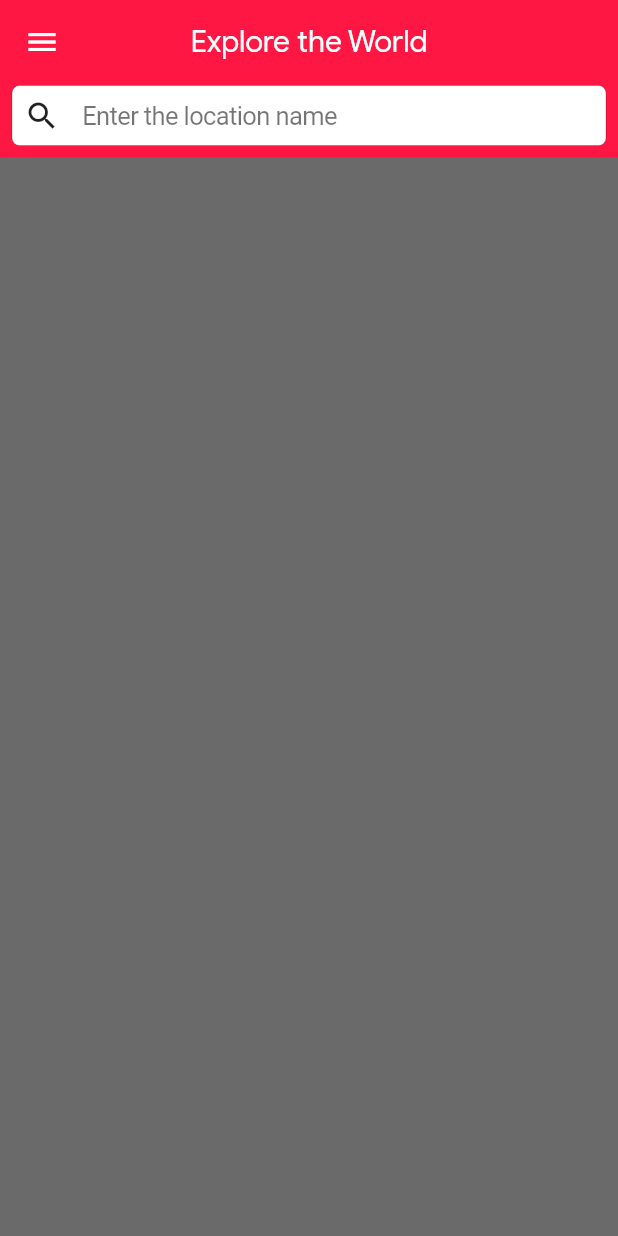
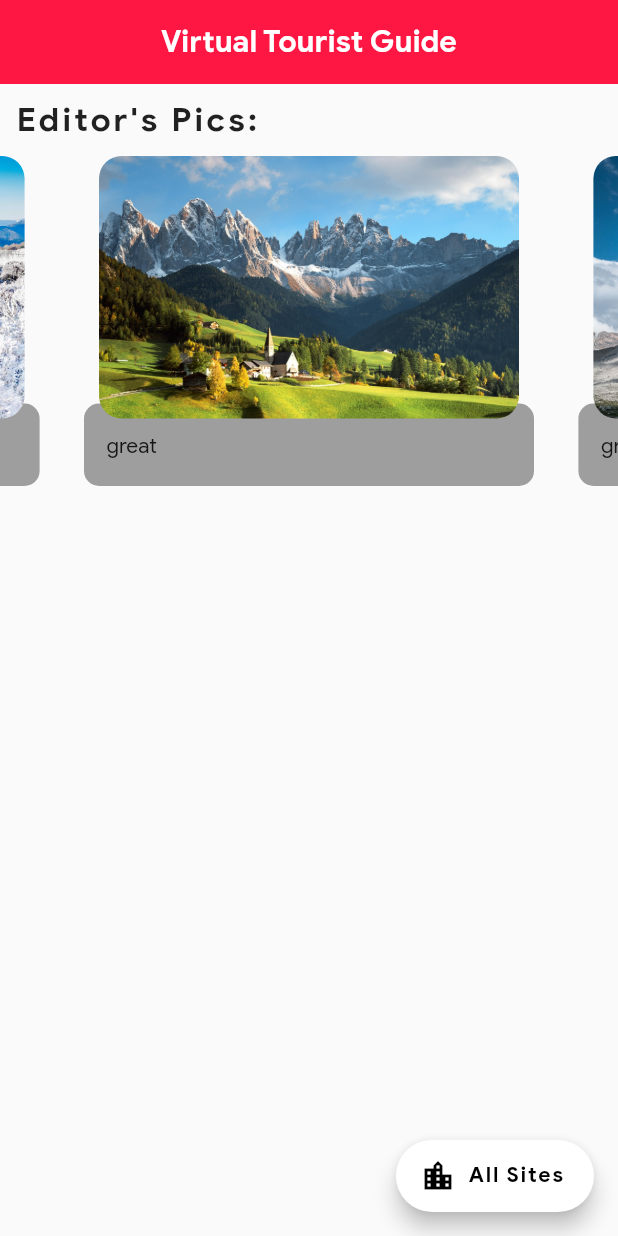
Before and after one commit to shriramrahul7/virtual_tourist_guide, a Flutter app: the screen it shows after launch, on a phone screen of 412 x 824 dp. Run offline on Flutter 3.47's test engine with Material 2 defaults, Android fonts, the phone set to English and light mode, and no system bars; drawn by our look-alikes of carousel_slider; our stand-ins replace flutter_map, fluttertoast, latlong, lottie; missing offline and left inert: maps_launcher.

Commit message:
FrontScreen Images

```diff
--- /dev/null
+++ b/lib/frontScreen.dart
@@ -0,0 +1,223 @@
+//import 'package:carousel_slider/carousel_controller.dart';
+import 'package:carousel_slider/carousel_slider.dart';
+import 'package:flutter/cupertino.dart';
+import 'package:flutter/material.dart';
+
+// class FrontScreen extends StatelessWidget {
+//   @override
+//   Widget build(BuildContext context) {
+//     return Container();
+//   }
+// }
+class FrontScreen extends StatefulWidget {
+  @override
+  _FrontScreenState createState() => _FrontScreenState();
+}
+
+class _FrontScreenState extends State<FrontScreen> {
+  List<FrontSites> editorsSites = [
+    FrontSites(
+        name: 'dolomite',
+        location: 'Italy',
+        imageUrl: 'assets/dola.jpg',
+        fact: 'great'),
+    FrontSites(
+        name: 'Taj Mahal',
+        location: 'Italy',
+        imageUrl: 'assets/1.jpg',
+        fact: 'gre'),
+    FrontSites(
+        name: 'great barrier reef',
+        location: 'Italy',
+        imageUrl: 'assets/2.jpg',
+        fact: 'gret'),
+  ];
+
+  @override
+  Widget build(BuildContext context) {
+    return Scaffold(
+      appBar: AppBar(
+        backgroundColor: Colors.redAccent[400],
+        elevation: 0,
+        title: Text(
+          'Virtual Tourist Guide',
+          style: TextStyle(fontWeight: FontWeight.bold),
+        ),
+        centerTitle: true,
+      ),
+      floatingActionButton: FloatingActionButton.extended(
+        onPressed: () {},
+        label: Text(
+          'All Sites',
+          style: TextStyle(color: Colors.black, fontWeight: FontWeight.bold),
+        ),
+        icon: Icon(Icons.location_city, color: Colors.black),
+        backgroundColor: Colors.white,
+      ),
+      body: Container(
+        child: Column(
+          crossAxisAlignment: CrossAxisAlignment.start,
+          children: [
+            Padding(
+              padding: const EdgeInsets.symmetric(vertical: 10, horizontal: 10),
+              child: Text(
+                "Editor's Pics: ",
+                style: TextStyle(
+                  fontWeight: FontWeight.bold,
+                  fontSize: 22.0,
+                  letterSpacing: 2.0,
+                ),
+              ),
+            ),
+            CarouselSlider(
+              options: CarouselOptions(
+                height: 250,
+                autoPlay: true,
+              ),
+              items: editorsSites
+                  .map(
+                    (e) => Builder(builder: (context) {
+                      return InkWell(
+                        onTap: () {
+                          // Navigator.push(
+                          //   context,
+                          //   CupertinoPageRoute(
+                          //     builder: (context) {
+                          //       return ImageScreen(
+                          //         imageLink: i,
+                          //       );
+                          //     },
+                          //   ),
+                          // );
+                        },
+                        child: Container(
+                          //margin: EdgeInsets.all(10.0),
+                          width: 300.0,
+                          child: Stack(
+                            alignment: Alignment.topCenter,
+                            children: [
+                              Positioned(
+                                bottom: 30,
+                                child: Container(
+                                  height: 55.0,
+                                  width: 300.0,
+                                  decoration: BoxDecoration(
+                                      color: Colors.grey,
+                                      borderRadius:
+                                          BorderRadius.circular(10.0)),
+                                  child: Padding(
+                                    padding: const EdgeInsets.only(top:20.0,left: 15),
+                                    child: Text(e.fact),
+                                  ),
+                                ),
+                              ),
+                              Container(
+                                // decoration: BoxDecoration(
+                                //     color: Colors.white,
+                                //     borderRadius: BorderRadius.circular(15),
+                                //     boxShadow: [
+                                //       // BoxShadow(
+                                //       // color: Colors.white,
+                                //       // blurRadius: 6.0,
+                                //       // )
+                                //     ]),
+                                child: ClipRRect(
+                                  borderRadius:
+                                      BorderRadius.circular(15.0),
+                                  child: Image(
+                                    fit:BoxFit.cover,
+                                    height: 175.0,
+                                    width: 280.0,
+                                    image: AssetImage(e.imageUrl),
+                                  ),
+                                ),
+                              )
+                            ],
+                          ),
+                        ),
+                      );
+                    }),
+                  )
+                  .toList(),
+              // child: ListView.builder(
+              //   scrollDirection: Axis.horizontal,
+              //   itemCount: editorsSites.length,
+              //   itemBuilder: (BuildContext context, int index) {
+              //     return Container(
+              //       margin: EdgeInsets.all(10.0),
+              //       width: 300.0,
+              //       child: Stack(
+              //         alignment: Alignment.center,
+              //         children: [
+              //           Positioned(
+              //             bottom:15,
+              //             child: Container(
+              //               height: 55.0,
+              //               width: 300.0,
+              //               decoration: BoxDecoration(
+              //                 color: Colors.redAccent,
+              //               borderRadius:BorderRadius.circular(15.0)
+              //             ),
+              //               child: Padding(
+              //                 padding: const EdgeInsets.all(10.0),
+              //
+              //                 child: Column(
+              //                   mainAxisAlignment: MainAxisAlignment.end,
+              //                   crossAxisAlignment: CrossAxisAlignment.start,
+              //                   children:[
+              //                     Text(editorsSites[index].fact)
+              //                   ],
+              //                 ),
+              //               ),
+              //             ),
+              //           ),
+              //           Container(
+              //             decoration: BoxDecoration(
+              //               color: Colors.white,
+              //               borderRadius: BorderRadius.circular(20),
+              //               boxShadow: [
+              //                 BoxShadow(
+              //                   color: Colors.black87,
+              //                   blurRadius: 6.0,
+              //                 )
+              //               ]
+              //             ),
+              //             child: Stack(
+              //               children: [
+              //                 ClipRRect(
+              //                   borderRadius:BorderRadius.circular(20.0),
+              //                   child: Image(
+              //                     height: 175.0,
+              //                     width: 289.5,
+              //                     image: AssetImage(editorsSites[index].imageUrl),
+              //                   ),
+              //                 ),
+              //               ],
+              //             ),
+              //           )
+              //         ],
+              //       ),
+              //     );
+              //   }
+              // ),
+            ),
+          ],
+        ),
+      ),
+    );
+  }
+}
+
+class FrontSites {
+  String name;
+  String location;
+  String fact;
+  String imageUrl;
+
+  FrontSites({
+    this.name,
+    this.location,
+    this.fact,
+    this.imageUrl,
+  });
+}
--- a/lib/main.dart
+++ b/lib/main.dart
@@ -6,6 +6,7 @@ import 'package:fluttertoast/fluttertoast.dart';
 import 'package:lottie/lottie.dart';
 
 import 'homeScreen.dart';
+import 'frontScreen.dart';
 
 void main() {
   runApp(MyApp());
@@ -70,7 +71,7 @@ class _SplashScreenState extends State<SplashScreen> {
     Timer(
         Duration(seconds: 3),
         () => Navigator.pushReplacement(
-            context, CupertinoPageRoute(builder: (context) => HomeScreen())));
+            context, CupertinoPageRoute(builder: (context) => FrontScreen())));
   }
 
   @override
```
Also changed, not shown: assets/1.jpg (added), assets/2.jpg (added), assets/4.jpg (added), assets/8.jpg (added), assets/dola.jpg (added), assets/great-barrier-reef-australia-uhd-4k-wallpaper.jpg (added), pubspec.lock, 2 other files.
